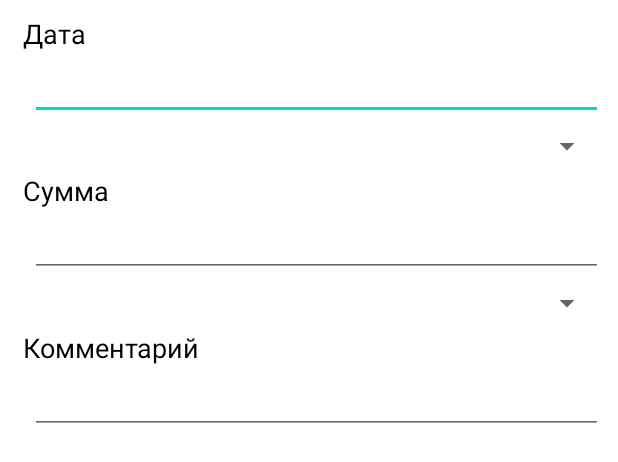
After one commit to kamidevelop/MyMatters, an Android app: the layout income_add_record.xml on its own in the app's theme, with its tools: preview values and no code run, on a phone screen of 412 x 824 dp. The commit adds this screen. Shown: the top 462 px of the screen. Run offline under Robolectric (Android 15) with nearby library versions, the phone set to English and light mode, and no system bars.

Commit message:
Complete income&demand schemes
Added income and demand schemes for add records

```diff
--- /dev/null
+++ b/app/src/main/res/layout/income_add_record.xml
@@ -0,0 +1,158 @@
+<?xml version="1.0" encoding="utf-8"?>
+<androidx.constraintlayout.widget.ConstraintLayout xmlns:android="http://schemas.android.com/apk/res/android"
+    xmlns:app="http://schemas.android.com/apk/res-auto"
+    xmlns:tools="http://schemas.android.com/tools"
+    android:layout_width="match_parent"
+    android:layout_height="match_parent">
+
+    <androidx.cardview.widget.CardView
+        android:id="@+id/cardView4"
+        android:layout_width="0dp"
+        android:layout_height="wrap_content"
+        android:layout_marginStart="10dp"
+        android:layout_marginTop="10dp"
+        android:layout_marginEnd="10dp"
+        app:cardCornerRadius="10dp"
+        app:layout_constraintEnd_toEndOf="parent"
+        app:layout_constraintStart_toStartOf="parent"
+        app:layout_constraintTop_toTopOf="parent">
+
+        <LinearLayout
+            android:layout_width="match_parent"
+            android:layout_height="match_parent"
+            android:orientation="vertical">
+
+            <TextView
+                android:id="@+id/textView3"
+                android:layout_width="wrap_content"
+                android:layout_height="wrap_content"
+                android:layout_marginStart="5dp"
+                android:text="@string/title_date"
+                android:textColor="#000000"
+                android:textSize="18sp" />
+
+            <EditText
+                android:id="@+id/date_income_edittext"
+                android:layout_width="match_parent"
+                android:layout_height="wrap_content"
+                android:layout_marginLeft="10dp"
+                android:ems="10"
+                android:inputType="date" />
+
+        </LinearLayout>
+
+    </androidx.cardview.widget.CardView>
+
+    <androidx.cardview.widget.CardView
+        android:id="@+id/cardView5"
+        android:layout_width="0dp"
+        android:layout_height="wrap_content"
+        android:layout_marginStart="10dp"
+        android:layout_marginTop="5dp"
+        android:layout_marginEnd="10dp"
+        app:cardCornerRadius="10dp"
+        app:layout_constraintEnd_toEndOf="parent"
+        app:layout_constraintStart_toStartOf="parent"
+        app:layout_constraintTop_toBottomOf="@+id/cardView4">
+
+        <Spinner
+            android:id="@+id/person_income_spinner"
+            android:layout_width="match_parent"
+            android:layout_height="wrap_content" />
+    </androidx.cardview.widget.CardView>
+
+    <androidx.cardview.widget.CardView
+        android:id="@+id/cardView6"
+        android:layout_width="0dp"
+        android:layout_height="wrap_content"
+        android:layout_marginStart="10dp"
+        android:layout_marginTop="5dp"
+        android:layout_marginEnd="10dp"
+        app:cardCornerRadius="10dp"
+        app:layout_constraintEnd_toEndOf="parent"
+        app:layout_constraintStart_toStartOf="parent"
+        app:layout_constraintTop_toBottomOf="@+id/cardView5">
+
+        <LinearLayout
+            android:layout_width="match_parent"
+            android:layout_height="match_parent"
+            android:orientation="vertical">
+
+            <TextView
+                android:id="@+id/textView6"
+                android:layout_width="wrap_content"
+                android:layout_height="wrap_content"
+                android:layout_marginStart="5dp"
+                android:text="@string/title_sum"
+                android:textColor="#000000"
+                android:textSize="18sp" />
+
+            <EditText
+                android:id="@+id/sum_income_edittext"
+                android:layout_width="match_parent"
+                android:layout_height="wrap_content"
+                android:layout_marginLeft="10dp"
+                android:ems="10"
+                android:inputType="numberDecimal" />
+        </LinearLayout>
+
+    </androidx.cardview.widget.CardView>
+
+    <androidx.cardview.widget.CardView
+        android:id="@+id/cardView7"
+        android:layout_width="0dp"
+        android:layout_height="wrap_content"
+        android:layout_marginStart="10dp"
+        android:layout_marginTop="5dp"
+        android:layout_marginEnd="10dp"
+        app:cardCornerRadius="10dp"
+        app:layout_constraintEnd_toEndOf="parent"
+        app:layout_constraintStart_toStartOf="parent"
+        app:layout_constraintTop_toBottomOf="@+id/cardView6">
+
+        <Spinner
+            android:id="@+id/account_income_spinner"
+            android:layout_width="match_parent"
+            android:layout_height="wrap_content" />
+    </androidx.cardview.widget.CardView>
+
+    <androidx.cardview.widget.CardView
+        android:layout_width="0dp"
+        android:layout_height="wrap_content"
+        android:layout_marginStart="10dp"
+        android:layout_marginTop="5dp"
+        android:layout_marginEnd="10dp"
+        android:layout_marginBottom="10dp"
+        app:cardCornerRadius="10dp"
+        app:layout_constraintBottom_toBottomOf="parent"
+        app:layout_constraintEnd_toEndOf="parent"
+        app:layout_constraintStart_toStartOf="parent"
+        app:layout_constraintTop_toBottomOf="@+id/cardView7"
+        app:layout_constraintVertical_bias="0.0">
+
+        <LinearLayout
+            android:layout_width="match_parent"
+            android:layout_height="match_parent"
+            android:orientation="vertical">
+
+            <TextView
+                android:id="@+id/textView8"
+                android:layout_width="wrap_content"
+                android:layout_height="wrap_content"
+                android:layout_marginStart="5dp"
+                android:text="@string/title_comment"
+                android:textColor="#000000"
+                android:textSize="18sp" />
+
+            <EditText
+                android:id="@+id/comment_income_edittext"
+                android:layout_width="match_parent"
+                android:layout_height="wrap_content"
+                android:layout_marginStart="10dp"
+                android:ems="10"
+                android:gravity="start|top"
+                android:inputType="textMultiLine" />
+        </LinearLayout>
+
+    </androidx.cardview.widget.CardView>
+</androidx.constraintlayout.widget.ConstraintLayout>
--- a/app/src/main/res/values/strings.xml
+++ b/app/src/main/res/values/strings.xml
@@ -22,4 +22,8 @@
     <string name="title_lower_from">из</string>
     <string name="title_income">Доход</string>
     <string name="title_demand">Расход</string>
+    <string name="title_date">Дата</string>
+    <string name="title_sum">Сумма</string>
+    <string name="title_comment">Комментарий</string>
+    <string name="title_category">Категория</string>
 </resources>
```
Also changed, not shown: app/src/main/java/com/example/mymatters/incomedemand/IncomeDemandFragment.kt (+20 -1 lines), app/src/main/res/layout/demand_add_record.xml (added, +153 -0 lines).
